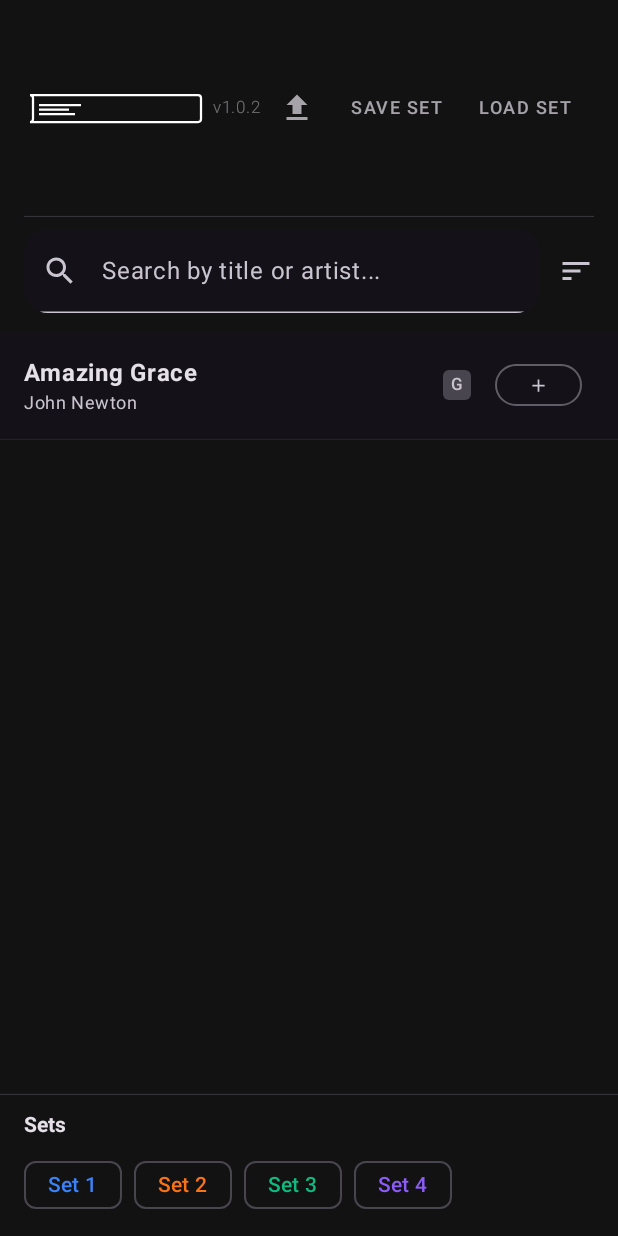
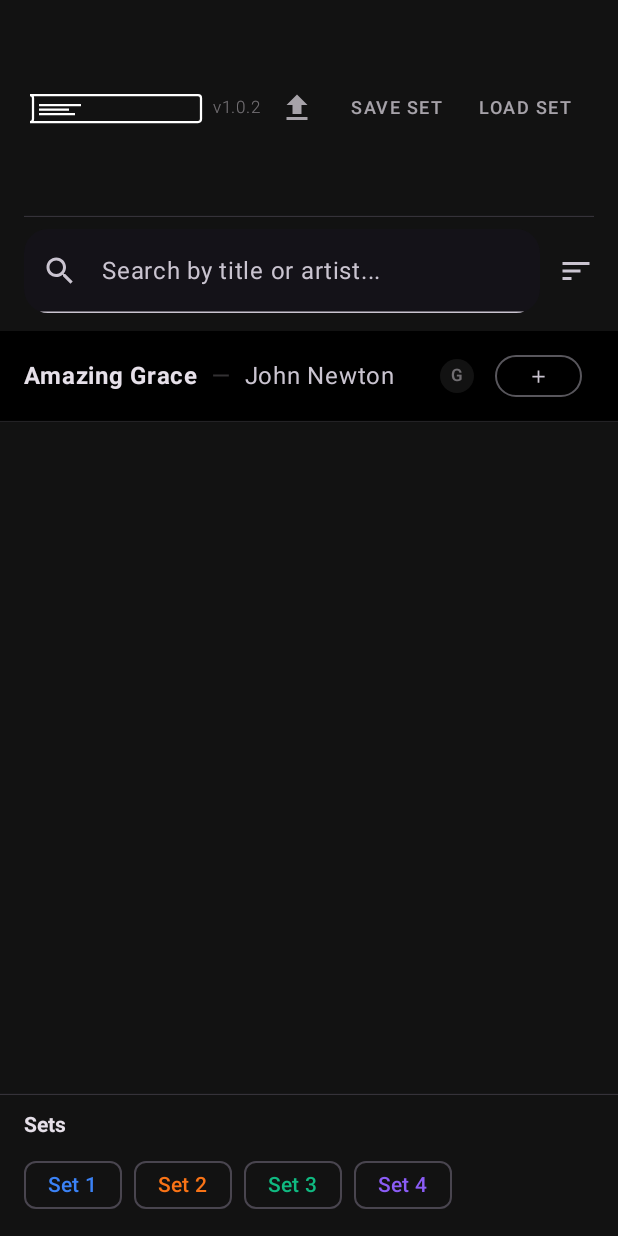
Before and after one commit to daiuto99/encore-native, an Android app built with Jetpack Compose: the screen it shows after launch (MainActivity), on a phone screen of 412 x 824 dp. Run offline under Robolectric (Android 15) with nearby library versions, the light colour scheme and no system bars; our stand-ins replace Room's generated code.

Commit message:
FEAT: High-density one-line layout, smart search, and key badges

```diff
--- a/android/feature/library/src/main/kotlin/com/encore/feature/library/LibraryScreen.kt
+++ b/android/feature/library/src/main/kotlin/com/encore/feature/library/LibraryScreen.kt
@@ -42,7 +42,6 @@ import androidx.compose.material3.MaterialTheme
 import androidx.compose.material3.Scaffold
 import androidx.compose.material3.SnackbarHost
 import androidx.compose.material3.SnackbarHostState
-import androidx.compose.material3.Surface
 import androidx.compose.material3.SwipeToDismissBox
 import androidx.compose.material3.SwipeToDismissBoxValue
 import androidx.compose.material3.Text
@@ -68,8 +67,11 @@ import androidx.compose.ui.graphics.Color
 import androidx.compose.ui.input.pointer.pointerInput
 import androidx.compose.ui.platform.LocalContext
 import androidx.compose.ui.platform.LocalDensity
+import androidx.compose.ui.text.SpanStyle
+import androidx.compose.ui.text.buildAnnotatedString
 import androidx.compose.ui.text.font.FontWeight
 import androidx.compose.ui.text.style.TextOverflow
+import androidx.compose.ui.text.withStyle
 import androidx.compose.ui.unit.dp
 import androidx.compose.ui.unit.sp
 import androidx.compose.ui.zIndex
@@ -304,7 +306,7 @@ fun SongList(
 ) {
     val listState = rememberLazyListState()
     val density = LocalDensity.current
-    val itemHeightPx = remember(density) { with(density) { 72.dp.toPx() } }
+    val itemHeightPx = remember(density) { with(density) { 60.dp.toPx() } }
 
     // Drag-and-drop state
     var draggingIndex by remember { mutableStateOf<Int?>(null) }
@@ -547,10 +549,10 @@ fun SongListItem(
         Row(
             modifier = Modifier
                 .fillMaxWidth()
-                .heightIn(min = 72.dp)
-                .background(MaterialTheme.colorScheme.surface)
+                .heightIn(min = 60.dp)
+                .background(Color.Black)
                 .clickable(onClick = onClick)
-                .padding(horizontal = 16.dp, vertical = 12.dp),
+                .padding(horizontal = 16.dp, vertical = 10.dp),
             verticalAlignment = Alignment.CenterVertically
         ) {
             // Drag handle — only shown when set filter is active
@@ -566,32 +568,33 @@ fun SongListItem(
                 Spacer(modifier = Modifier.width(12.dp))
             }
 
-            // Title (bold) stacked above Artist (grey) — Column takes remaining width
-            Column(modifier = Modifier.weight(1f)) {
-                Text(
-                    text = song.title,
-                    style = MaterialTheme.typography.bodyLarge,
-                    fontWeight = FontWeight.Bold,
-                    color = rowAccentColor ?: MaterialTheme.colorScheme.onSurface,
-                    maxLines = 1,
-                    overflow = TextOverflow.Ellipsis
-                )
-                if (song.artist != "Unknown Artist") {
-                    Text(
-                        text = song.artist,
-                        style = MaterialTheme.typography.bodySmall,
-                        color = MaterialTheme.colorScheme.onSurfaceVariant,
-                        maxLines = 1,
-                        overflow = TextOverflow.Ellipsis
-                    )
-                }
-            }
+            // Single-line: [Bold Title] — [Grey Artist], ellipsis on overflow
+            val titleColor = rowAccentColor ?: MaterialTheme.colorScheme.onSurface
+            Text(
+                text = buildAnnotatedString {
+                    withStyle(SpanStyle(fontWeight = FontWeight.Bold, color = titleColor)) {
+                        append(song.title)
+                    }
+                    if (song.artist != "Unknown Artist") {
+                        withStyle(SpanStyle(color = MaterialTheme.colorScheme.onSurface.copy(alpha = 0.22f))) {
+                            append("  —  ")
+                        }
+                        withStyle(SpanStyle(color = MaterialTheme.colorScheme.onSurfaceVariant)) {
+                            append(song.artist)
+                        }
+                    }
+                },
+                modifier = Modifier.weight(1f),
+                style = MaterialTheme.typography.bodyLarge,
+                maxLines = 1,
+                overflow = TextOverflow.Ellipsis
+            )
             Spacer(modifier = Modifier.width(8.dp))
 
-            // Key badge — accent-colored pill, directly left of Set Circles
+            // Key badge — ghost pill, directly left of Set Circles
             song.currentKey?.let { key ->
                 KeyBadge(key = key, accentColor = rowAccentColor)
-                Spacer(modifier = Modifier.width(6.dp))
+                Spacer(modifier = Modifier.width(4.dp))
             }
 
             // Set membership circles
@@ -692,7 +695,8 @@ fun SetNumberCircle(
 }
 
 /**
- * Key badge pill — uses accentColor (set tint) when available, gray fallback otherwise.
+ * Ghost key badge — barely-there pill that labels the key without competing with song titles.
+ * Uses a hairline accent tint when the song is in a set, otherwise near-invisible on black.
  */
 @Composable
 fun KeyBadge(
@@ -700,19 +704,18 @@ fun KeyBadge(
     accentColor: Color? = null,
     modifier: Modifier = Modifier
 ) {
-    val bgColor = accentColor?.copy(alpha = 0.12f) ?: MaterialTheme.colorScheme.surfaceVariant
-    val textColor = accentColor ?: MaterialTheme.colorScheme.onSurfaceVariant
-    Surface(
-        modifier = modifier,
-        shape = RoundedCornerShape(4.dp),
-        color = bgColor
+    val bgColor = accentColor?.copy(alpha = 0.09f) ?: Color.White.copy(alpha = 0.07f)
+    val textColor = accentColor?.copy(alpha = 0.75f) ?: MaterialTheme.colorScheme.onSurface.copy(alpha = 0.45f)
+    Box(
+        modifier = modifier
+            .background(bgColor, RoundedCornerShape(50))
+            .padding(horizontal = 7.dp, vertical = 3.dp)
     ) {
         Text(
             text = key,
             style = MaterialTheme.typography.labelSmall,
             color = textColor,
-            fontWeight = FontWeight.Medium,
-            modifier = Modifier.padding(horizontal = 5.dp, vertical = 2.dp)
+            fontWeight = FontWeight.Medium
         )
     }
 }
--- a/android/feature/library/src/main/kotlin/com/encore/feature/library/LibraryViewModel.kt
+++ b/android/feature/library/src/main/kotlin/com/encore/feature/library/LibraryViewModel.kt
@@ -99,9 +99,20 @@ class LibraryViewModel(
             base
         } else {
             base.map { list ->
-                when (sortOrder) {
+                val sorted = when (sortOrder) {
                     SortOrder.TITLE  -> list.sortedBy { it.title.lowercase() }
                     SortOrder.ARTIST -> list.sortedBy { it.artist.lowercase() }
+                }
+                // Smart search: prioritise results where title/artist STARTS WITH the query.
+                // Falls back to the full contains-match list if no starts-with hits exist.
+                if (query.isNotBlank()) {
+                    val q = query.lowercase()
+                    val startsWith = sorted.filter {
+                        it.title.lowercase().startsWith(q) || it.artist.lowercase().startsWith(q)
+                    }
+                    if (startsWith.isNotEmpty()) startsWith else sorted
+                } else {
+                    sorted
                 }
             }
         }
```
